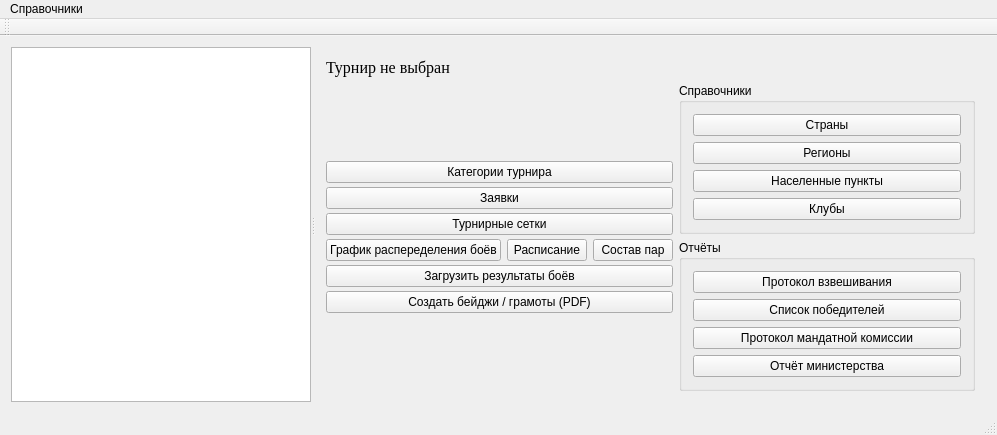
This is TournamentManager/mainwindow.ui in BarsukAlexey/xelarogi as Qt 5 draws it before an edit. The edited form follows.
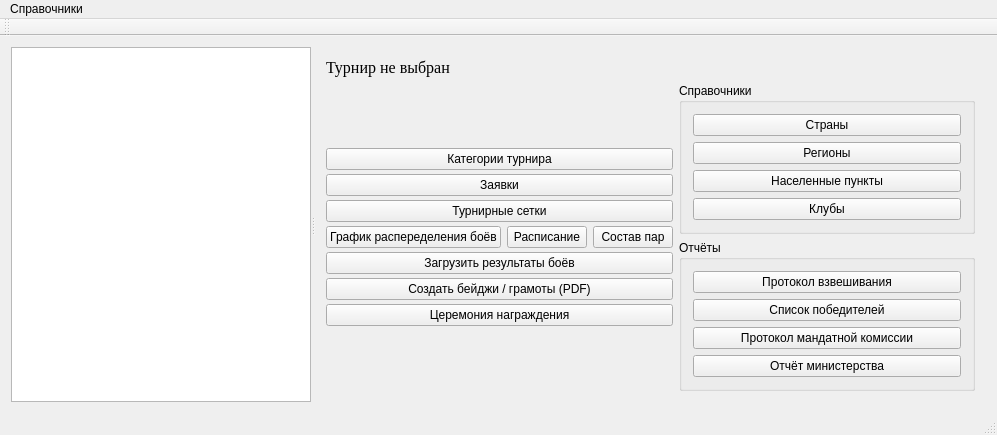
This is the edited form. The open tabs and pages were chosen to show the change.

Patch:
```diff
--- a/TournamentManager/mainwindow.ui
+++ b/TournamentManager/mainwindow.ui
@@ -284,6 +284,13 @@
              </property>
             </widget>
            </item>
+           <item>
+            <widget class="QPushButton" name="pushButtonAward">
+             <property name="text">
+              <string>Церемония награждения</string>
+             </property>
+            </widget>
+           </item>
            <item>
             <spacer name="verticalSpacer">
              <property name="orientation">
```
